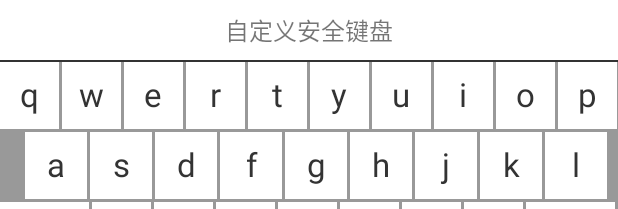
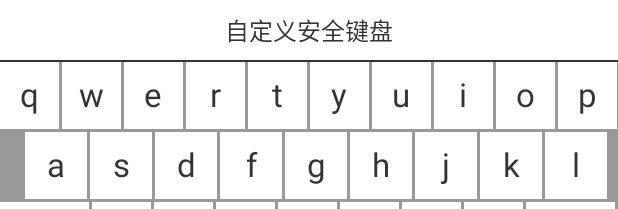
Before and after one commit to GuchaoGit/mytest, an Android app: the layout layout_keyboard.xml on its own in the app's theme, with its tools: preview values and no code run, on a phone screen of 412 x 824 dp. Shown: the top 209 px of the screen. Run offline under Robolectric (Android 15) with nearby library versions, the phone set to English and light mode, and no system bars.

```diff
--- a/app/src/main/java/com/example/hardcattle/Utils/MyKeyBoardDialog.java
+++ b/app/src/main/java/com/example/hardcattle/Utils/MyKeyBoardDialog.java
@@ -28,7 +28,9 @@ public class MyKeyBoardDialog extends Dialog {
     }
 
     public MyKeyBoardDialog(@NonNull Context context, int themeResId) {
-        this(context, false, null);
+        super(context, themeResId);
+        setContentView(R.layout.layout_keyboard);
+        initView();
     }
 
     public MyKeyBoardDialog(@NonNull Context context, boolean cancelable, @Nullable OnCancelListener cancelListener) {
--- a/app/src/main/res/layout/layout_keyboard.xml
+++ b/app/src/main/res/layout/layout_keyboard.xml
@@ -10,6 +10,7 @@
         android:background="@color/colorWhite"
         android:gravity="center"
         android:text="自定义安全键盘"
+        android:textColor="#333"
         android:textSize="16sp" />
 
     <View
```
